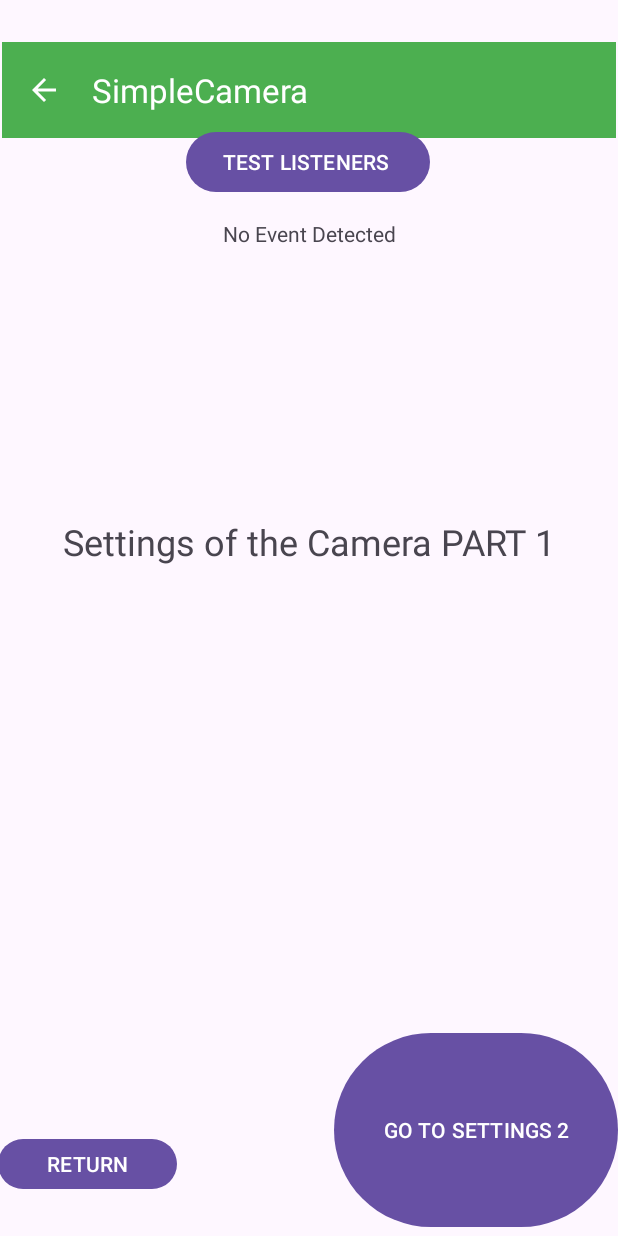
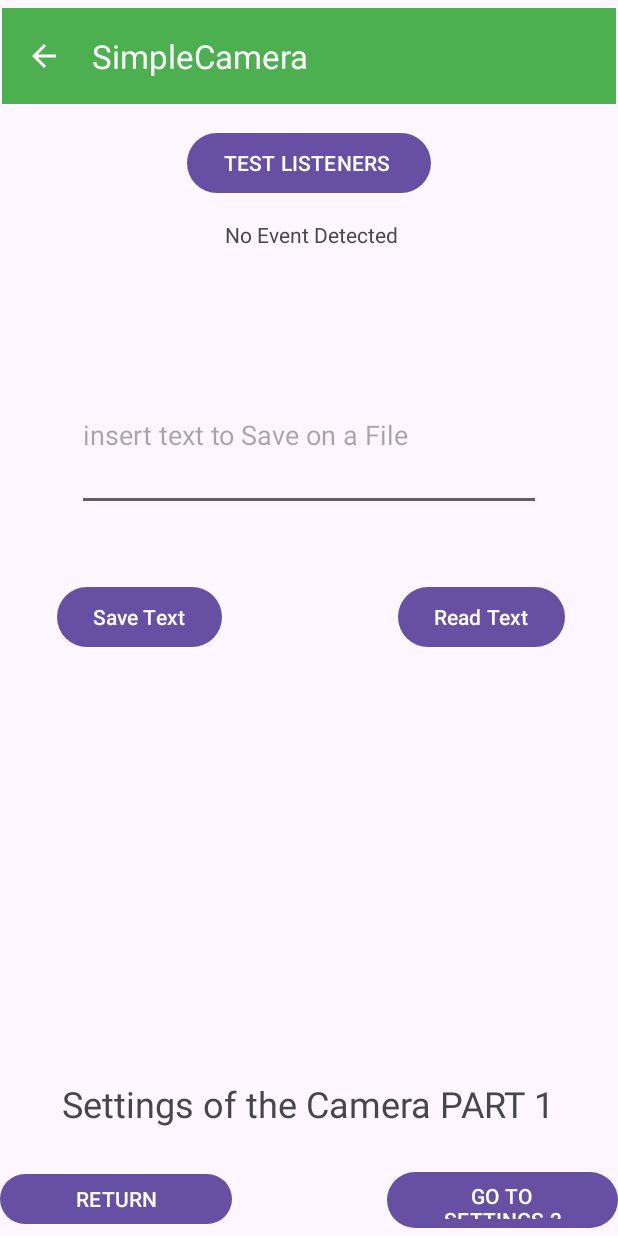
Before and after one commit to musseGkel/SnapEase, an Android app: the settings_one screen opened directly, with no data from a screen before it, on a phone screen of 412 x 824 dp. Run offline under Robolectric (Android 15) with nearby library versions, the phone set to English and light mode, and no system bars.

```diff
--- a/app/src/main/res/layout/activity_settings_one.xml
+++ b/app/src/main/res/layout/activity_settings_one.xml
@@ -9,13 +9,13 @@
 
     <androidx.appcompat.widget.Toolbar
         android:id="@+id/toolbar2"
-        android:layout_width="409dp"
+        android:layout_width="0dp"
         android:layout_height="wrap_content"
-        android:layout_marginTop="4dp"
-        android:layout_marginBottom="228dp"
+        android:layout_marginStart="1dp"
+        android:layout_marginTop="5dp"
+        android:layout_marginEnd="1dp"
         android:background="#4CAF50"
         android:minHeight="?attr/actionBarSize"
-        app:layout_constraintBottom_toTopOf="@+id/textView"
         app:layout_constraintEnd_toEndOf="parent"
         app:layout_constraintStart_toStartOf="parent"
         app:layout_constraintTop_toTopOf="parent"
@@ -26,60 +26,101 @@
         android:id="@+id/textView"
         android:layout_width="wrap_content"
         android:layout_height="wrap_content"
-        android:layout_marginBottom="354dp"
+        android:layout_marginBottom="25dp"
         android:text="Settings of the Camera PART 1"
         android:textSize="24sp"
-        app:layout_constraintBottom_toTopOf="@+id/returnButton"
+        app:layout_constraintBottom_toTopOf="@+id/settingsTwoButton"
         app:layout_constraintEnd_toEndOf="parent"
-        app:layout_constraintStart_toStartOf="parent"
-        app:layout_constraintTop_toBottomOf="@+id/toolbar2" />
+        app:layout_constraintHorizontal_bias="0.493"
+        app:layout_constraintStart_toStartOf="parent" />
 
     <Button
         android:id="@+id/returnButton"
-        android:layout_width="119dp"
-        android:layout_height="41dp"
-        android:layout_marginStart="1dp"
-        android:layout_marginEnd="105dp"
-        android:layout_marginBottom="3dp"
+        android:layout_width="0dp"
+        android:layout_height="0dp"
+        android:layout_marginTop="1dp"
+        android:layout_marginEnd="103dp"
+        android:layout_marginBottom="4dp"
         android:text="RETURN"
         app:layout_constraintBottom_toBottomOf="parent"
         app:layout_constraintEnd_toStartOf="@+id/settingsTwoButton"
         app:layout_constraintStart_toStartOf="parent"
-        app:layout_constraintTop_toBottomOf="@+id/textView" />
+        app:layout_constraintTop_toTopOf="@+id/settingsTwoButton" />
 
     <Button
         android:id="@+id/settingsTwoButton"
-        android:layout_width="189dp"
-        android:layout_height="0dp"
-        android:layout_marginEnd="3dp"
-        android:layout_marginBottom="2dp"
+        android:layout_width="0dp"
+        android:layout_height="45dp"
+        android:layout_marginBottom="1dp"
         android:text="GO TO SETTINGS 2"
         app:layout_constraintBottom_toBottomOf="parent"
         app:layout_constraintEnd_toEndOf="parent"
-        app:layout_constraintStart_toEndOf="@+id/returnButton"
-        app:layout_constraintTop_toBottomOf="@+id/clickEvent" />
+        app:layout_constraintStart_toEndOf="@+id/returnButton" />
 
     <Button
         android:id="@+id/eventTestButton"
         android:layout_width="wrap_content"
         android:layout_height="wrap_content"
-        android:layout_marginTop="84dp"
-        android:layout_marginBottom="14dp"
+        android:layout_marginTop="15dp"
         android:text="TEST LISTENERS "
-        app:layout_constraintBottom_toTopOf="@+id/clickEvent"
         app:layout_constraintEnd_toEndOf="parent"
-        app:layout_constraintHorizontal_bias="0.497"
         app:layout_constraintStart_toStartOf="parent"
-        app:layout_constraintTop_toTopOf="parent" />
+        app:layout_constraintTop_toBottomOf="@+id/toolbar2" />
 
     <TextView
         android:id="@+id/clickEvent"
         android:layout_width="wrap_content"
         android:layout_height="wrap_content"
-        android:layout_marginBottom="519dp"
+        android:layout_marginTop="14dp"
+        android:layout_marginEnd="22dp"
         android:text="No Event Detected"
-        app:layout_constraintBottom_toTopOf="@+id/settingsTwoButton"
+        app:layout_constraintEnd_toEndOf="@+id/eventTestButton"
+        app:layout_constraintTop_toBottomOf="@+id/eventTestButton" />
+
+    <Button
+        android:id="@+id/saveButton"
+        android:layout_width="wrap_content"
+        android:layout_height="wrap_content"
+        android:layout_marginStart="38dp"
+        android:text="Save Text"
+        app:layout_constraintBottom_toBottomOf="parent"
+        app:layout_constraintStart_toStartOf="parent"
+        app:layout_constraintTop_toTopOf="parent"
+        app:layout_constraintVertical_bias="0.499" />
+
+    <Button
+        android:id="@+id/readTextButton"
+        android:layout_width="wrap_content"
+        android:layout_height="wrap_content"
+        android:layout_marginEnd="35dp"
+        android:text="Read Text"
+        app:layout_constraintBottom_toBottomOf="parent"
+        app:layout_constraintEnd_toEndOf="parent"
+        app:layout_constraintTop_toTopOf="parent"
+        app:layout_constraintVertical_bias="0.499" />
+
+    <TextView
+        android:id="@+id/readTextView"
+        android:layout_width="0dp"
+        android:layout_height="70dp"
+        android:layout_marginStart="34dp"
+        android:layout_marginTop="35dp"
+        android:layout_marginEnd="34dp"
         app:layout_constraintEnd_toEndOf="parent"
         app:layout_constraintStart_toStartOf="parent"
-        app:layout_constraintTop_toBottomOf="@+id/eventTestButton" />
+        app:layout_constraintTop_toBottomOf="@+id/readTextButton" />
+
+    <EditText
+        android:id="@+id/saveInputText"
+        android:layout_width="309dp"
+        android:layout_height="101dp"
+        android:layout_marginTop="70dp"
+        android:layout_marginBottom="72dp"
+        android:ems="10"
+        android:hint="insert text to Save on a File"
+        android:inputType="text"
+        app:layout_constraintBottom_toBottomOf="@+id/readTextButton"
+        app:layout_constraintEnd_toEndOf="parent"
+        app:layout_constraintStart_toStartOf="parent"
+        app:layout_constraintTop_toTopOf="@+id/clickEvent" />
 </androidx.constraintlayout.widget.ConstraintLayout>
```
Also changed, not shown: app/src/main/java/com/example/snapease/settings_one.java (+73 -0 lines).
